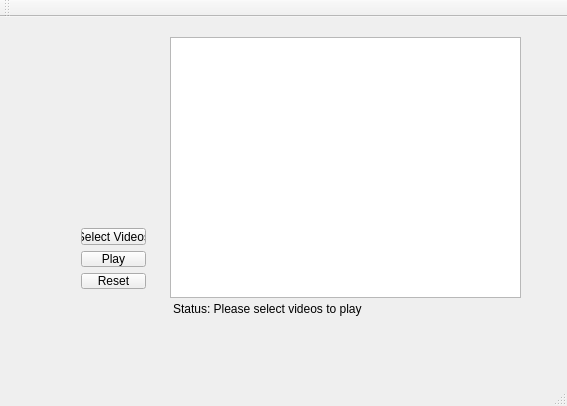
Above: qt_source/mainwindow.ui from canbal/Tally before the change. Below: the same form after it.
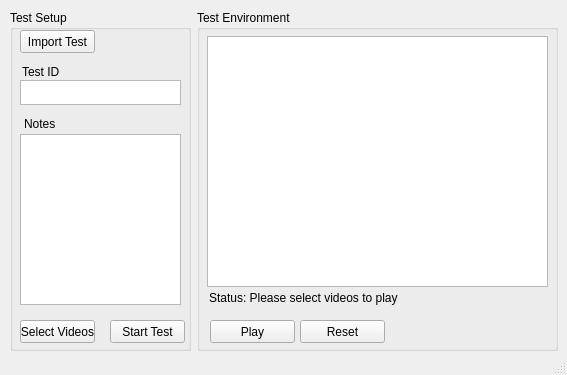
That is the form after the change.

```diff
--- a/qt_source/mainwindow.ui
+++ b/qt_source/mainwindow.ui
@@ -7,87 +7,193 @@
     <x>0</x>
     <y>0</y>
     <width>567</width>
-    <height>406</height>
+    <height>375</height>
    </rect>
   </property>
   <property name="windowTitle">
    <string>MainWindow</string>
   </property>
   <widget class="QWidget" name="centralWidget">
-   <widget class="QLabel" name="status">
+   <widget class="QGroupBox" name="testSetup">
     <property name="geometry">
      <rect>
-      <x>173</x>
-      <y>284</y>
-      <width>351</width>
-      <height>16</height>
+      <x>10</x>
+      <y>10</y>
+      <width>181</width>
+      <height>341</height>
      </rect>
     </property>
+    <property name="title">
+     <string>Test Setup</string>
+    </property>
+    <widget class="QPlainTextEdit" name="testID">
+     <property name="geometry">
+      <rect>
+       <x>10</x>
+       <y>70</y>
+       <width>161</width>
+       <height>25</height>
+      </rect>
+     </property>
+     <property name="plainText">
+      <string/>
+     </property>
+    </widget>
+    <widget class="QPushButton" name="startTest">
+     <property name="geometry">
+      <rect>
+       <x>100</x>
+       <y>310</y>
+       <width>75</width>
+       <height>23</height>
+      </rect>
+     </property>
+     <property name="text">
+      <string>Start Test</string>
+     </property>
+    </widget>
+    <widget class="QPushButton" name="selectVideos">
+     <property name="geometry">
+      <rect>
+       <x>10</x>
+       <y>310</y>
+       <width>75</width>
+       <height>23</height>
+      </rect>
+     </property>
+     <property name="text">
+      <string>Select Videos</string>
+     </property>
+    </widget>
+    <widget class="QPushButton" name="importTest">
+     <property name="geometry">
+      <rect>
+       <x>10</x>
+       <y>20</y>
+       <width>75</width>
+       <height>23</height>
+      </rect>
+     </property>
+     <property name="text">
+      <string>Import Test</string>
+     </property>
+    </widget>
+    <widget class="QLabel" name="testNotesLabel">
+     <property name="geometry">
+      <rect>
+       <x>14</x>
+       <y>107</y>
+       <width>46</width>
+       <height>13</height>
+      </rect>
+     </property>
+     <property name="text">
+      <string>Notes</string>
+     </property>
+    </widget>
+    <widget class="QLabel" name="testIDLabel">
+     <property name="geometry">
+      <rect>
+       <x>12</x>
+       <y>55</y>
+       <width>46</width>
+       <height>13</height>
+      </rect>
+     </property>
+     <property name="text">
+      <string>Test ID</string>
+     </property>
+    </widget>
+    <widget class="QPlainTextEdit" name="testNotes">
+     <property name="geometry">
+      <rect>
+       <x>10</x>
+       <y>124</y>
+       <width>161</width>
+       <height>171</height>
+      </rect>
+     </property>
+    </widget>
+   </widget>
+   <widget class="QPushButton" name="reset">
+    <property name="geometry">
+     <rect>
+      <x>300</x>
+      <y>320</y>
+      <width>85</width>
+      <height>23</height>
+     </rect>
+    </property>
     <property name="text">
-     <string>Status: Please select videos to play</string>
+     <string>Reset</string>
     </property>
    </widget>
-   <widget class="QListWidget" name="videoList">
+   <widget class="QPushButton" name="play">
     <property name="geometry">
      <rect>
-      <x>170</x>
-      <y>20</y>
-      <width>351</width>
-      <height>261</height>
+      <x>210</x>
+      <y>320</y>
+      <width>85</width>
+      <height>23</height>
      </rect>
     </property>
+    <property name="text">
+     <string>Play</string>
+    </property>
    </widget>
-   <widget class="QWidget" name="layoutWidget">
+   <widget class="QGroupBox" name="groupBox">
     <property name="geometry">
      <rect>
-      <x>70</x>
-      <y>200</y>
-      <width>87</width>
-      <height>83</height>
+      <x>197</x>
+      <y>10</y>
+      <width>361</width>
+      <height>341</height>
      </rect>
     </property>
-    <layout class="QVBoxLayout" name="verticalLayout">
-     <item>
-      <widget class="QPushButton" name="selectVideos">
-       <property name="text">
-        <string>Select Videos</string>
-       </property>
-      </widget>
-     </item>
-     <item>
-      <widget class="QPushButton" name="play">
-       <property name="text">
-        <string>Play</string>
-       </property>
-      </widget>
-     </item>
-     <item>
-      <widget class="QPushButton" name="reset">
-       <property name="text">
-        <string>Reset</string>
-       </property>
-      </widget>
-     </item>
-    </layout>
+    <property name="title">
+     <string>Test Environment</string>
+    </property>
+    <widget class="QLabel" name="status">
+     <property name="geometry">
+      <rect>
+       <x>12</x>
+       <y>280</y>
+       <width>351</width>
+       <height>16</height>
+      </rect>
+     </property>
+     <property name="text">
+      <string>Status: Please select videos to play</string>
+     </property>
+    </widget>
+    <widget class="QListWidget" name="videoList">
+     <property name="geometry">
+      <rect>
+       <x>10</x>
+       <y>26</y>
+       <width>341</width>
+       <height>251</height>
+      </rect>
+     </property>
+    </widget>
+    <widget class="QLabel" name="signal">
+     <property name="geometry">
+      <rect>
+       <x>190</x>
+       <y>310</y>
+       <width>161</width>
+       <height>16</height>
+      </rect>
+     </property>
+     <property name="text">
+      <string/>
+     </property>
+    </widget>
    </widget>
-  </widget>
-  <widget class="QMenuBar" name="menuBar">
-   <property name="geometry">
-    <rect>
-     <x>0</x>
-     <y>0</y>
-     <width>567</width>
-     <height>21</height>
-    </rect>
-   </property>
-  </widget>
-  <widget class="QToolBar" name="mainToolBar">
-   <attribute name="toolBarArea">
-    <enum>TopToolBarArea</enum>
-   </attribute>
-   <attribute name="toolBarBreak">
-    <bool>false</bool>
-   </attribute>
+   <zorder>groupBox</zorder>
+   <zorder>testSetup</zorder>
+   <zorder>reset</zorder>
+   <zorder>play</zorder>
   </widget>
   <widget class="QStatusBar" name="statusBar"/>
  </widget>
```
